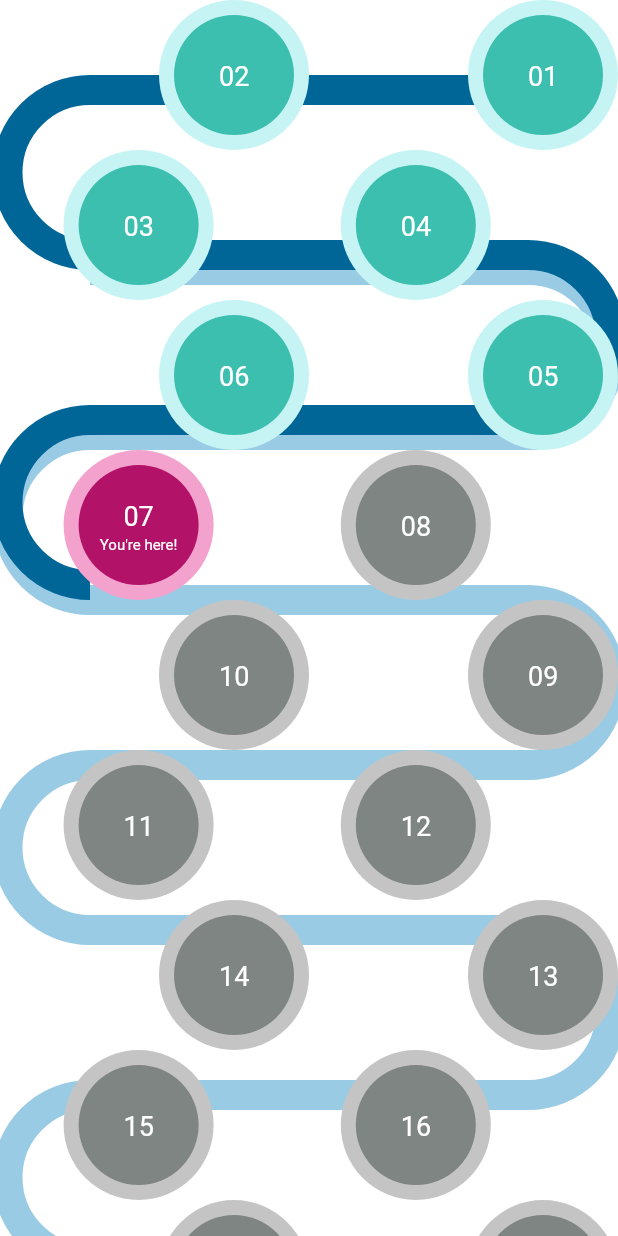
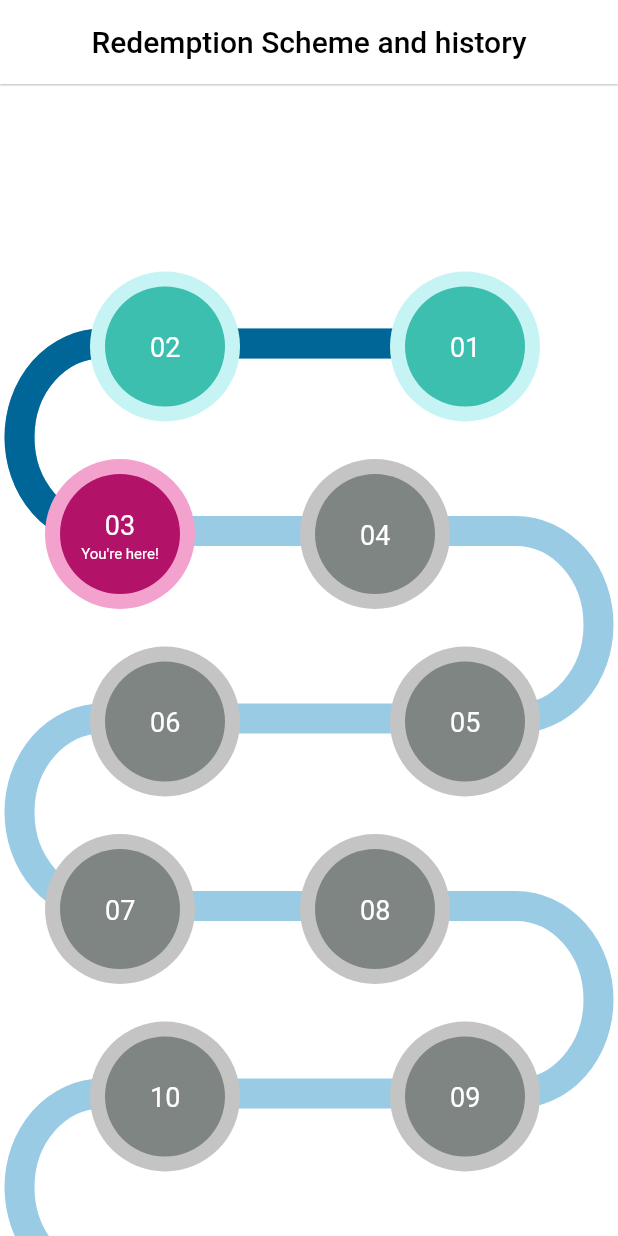
Before and after one commit to Recker4244/SnakeUI, a Flutter app: the screen it shows after launch, on a phone screen of 412 x 824 dp. Run offline on Flutter 3.47's test engine with Material 2 defaults, Android fonts, the phone set to English and light mode, and no system bars; our stand-ins replace flutter_svg; Roboto replaces fonts that are missing (Source Sans Pro).

Commit message:
[ADD] Alignment

```diff
--- a/lib/view/completed_path_painter.dart
+++ b/lib/view/completed_path_painter.dart
@@ -3,7 +3,7 @@ import 'dart:math';
 import 'package:flutter/rendering.dart';
 import 'package:flutter/material.dart';
 class PathOverlayPainter extends CustomPainter {
-  late Color color;
+ late Color color;
   Paint pathPaint() {
     return Paint()
       ..strokeWidth = 20
@@ -12,8 +12,8 @@ class PathOverlayPainter extends CustomPainter {
   }
 
   Path drawCurvePath(int index, Size size) {
-    final indexY = (index * 100 + (index - 1) * 10).toDouble();
-    const curveSize = Size(110, 110);
+    final indexY = index!=0?((index+1) * 125 ).toDouble():125.00;
+    const curveSize = Size(110, 125);
     final lineStartPoint = Offset(60, indexY);
     final lineEndPoint = Offset(size.width - 60, indexY);
 
@@ -27,9 +27,9 @@ class PathOverlayPainter extends CustomPainter {
       )
       ..addArc(
         index.isOdd
-            ? Offset(lineEndPoint.dx - 55, indexY) & curveSize
+            ? Offset(lineEndPoint.dx-55, indexY) & curveSize
             : Offset(lineStartPoint.dx - 55, indexY) & curveSize,
-        (index.isOdd ? -1 : 1) * pi / 2,
+        ((index.isOdd ? -1 : 1) * pi )/ 2,
         pi,
       );
 
@@ -38,7 +38,7 @@ class PathOverlayPainter extends CustomPainter {
 
   @override
   void paint(Canvas canvas, Size size) {
-    for (var i = 0; i < 3; i++) {
+    for (var i = 0; i < 1; i++) {
       final path = drawCurvePath(i, size);
       canvas
         ..drawPath(path, pathPaint())
--- a/lib/view/path.dart
+++ b/lib/view/path.dart
@@ -12,37 +12,27 @@ class SnakePath extends StatefulWidget {
 }
 
 class _SnakePathState extends State<SnakePath> {
-  int n = 10; //number of slabs
+  int n = 5; //number of slabs
   int x = 1;
-  int currentSlab=7;
+  int currentSlab=3;
+   List<Widget> _widgets=[];
   @override
   Widget build(BuildContext context) {
-    x=1;
-    return SafeArea(
-      child: Scaffold(
-        // appBar: AppBar(
-        //   backgroundColor: Colors.white,
-        //   elevation: 0.5,
-        //   centerTitle: true,
-        //   title: Text(
-
-        //     "Redemption Scheme and history",style: TextStyle(color: Colors.black),)),
-        backgroundColor: Colors.white,
-        body: Stack(
-          children: [
-            Padding(
-              padding: const EdgeInsets.only(top: 70),
+    _widgets=[];
+    _widgets.add(Padding(
+                padding: const EdgeInsets.all(8)+EdgeInsets.only(top: 40),
                 child: CustomPaint(
-                child: Container(height: double.infinity,),
+                  child: Container(),
                   foregroundPainter: PathOverlayPainter(),
                   painter: PathPainter(),
                 ),
-            ),
-            ListView.builder(
-                itemCount: n,
-                padding: EdgeInsets.all(0),
-                itemBuilder: (BuildContext context, int index) {
+              ),);
+    x=1;
+
+    for(int index=1;index<=n;index++)
+    {
       if (index % 2 == 0) {
+                    //int tempName = index;
                     int tempName = x;
                     x += 2;
                     var firstSlab;
@@ -55,28 +45,39 @@ class _SnakePathState extends State<SnakePath> {
                       else
                       firstSlab=IncompleteSlab(index: tempName,);
                     }
+                   tempName++;
                     var secondSlab;
-                    if(tempName+1==currentSlab)
-                    secondSlab=CurrentSlab(index: tempName+1,);
+                    if(tempName==currentSlab)
+                    secondSlab=CurrentSlab(index: tempName,);
                     else
                     {
-                      if(tempName+1<currentSlab)
-                      secondSlab=CompletedSlab(index: tempName+1,);
+                      if(tempName<currentSlab)
+                      secondSlab=CompletedSlab(index: tempName,);
                       else
-                      secondSlab=IncompleteSlab(index: tempName+1,);
+                      secondSlab=IncompleteSlab(index: tempName,);
                     }
-                    return Row(
-                      children: [
-                        Spacer(),
-                        secondSlab,
-                        Spacer(),
-                        firstSlab
-                      ],
+
+        _widgets.add(
+
+        Positioned(
+          left: 30,
+          top: index!=0?(index*125).toDouble():100,
+          child: firstSlab)
         );
-                  } else {
+         _widgets.add(
+
+        Positioned(
+          left: 200,
+          top: index!=0?(index*125).toDouble():100,
+          child: secondSlab)
+        );
+    }
+    else
+    {
+      //int tempName = index;
+                    var firstSlab;
                     int tempName = x;
                     x += 2;
-                    var firstSlab;
                     if(tempName==currentSlab)
                     firstSlab=CurrentSlab(index: tempName,);
                     else
@@ -86,34 +87,72 @@ class _SnakePathState extends State<SnakePath> {
                       else
                       firstSlab=IncompleteSlab(index: tempName,);
                     }
+                   tempName++;
                     var secondSlab;
-                    if(tempName+1==currentSlab)
-                    secondSlab=CurrentSlab(index: tempName+1,);
+                    if(tempName==currentSlab)
+                    secondSlab=CurrentSlab(index: tempName,);
                     else
                     {
-                      if(tempName+1<currentSlab)
-                      secondSlab=CompletedSlab(index: tempName+1,);
+                      if(tempName<currentSlab)
+                      secondSlab=CompletedSlab(index: tempName,);
                       else
-                      secondSlab=IncompleteSlab(index: tempName+1,);
+                      secondSlab=IncompleteSlab(index: tempName,);
                     }
-                    return Row(
-                      children: [
-                        Spacer(flex: 1,),
-                        firstSlab,
-                        Spacer(flex: 2,),
-                        secondSlab,
-                        Spacer(flex: 2,)
-                      ],
+
+        _widgets.add(
+
+        Positioned(
+          left: 60,
+          top: index!=0?(index*125).toDouble():100,
+          child: secondSlab)
+        );
+         _widgets.add(
+
+        Positioned(
+          left: 260,
+          top: index!=0?(index*125).toDouble():100,
+          child: firstSlab)
         );
     }
-                }),
-          ],
+    }
+
+    return SafeArea(
+      child: Scaffold(
+        appBar: AppBar(
+          backgroundColor: Colors.white,
+          elevation: 0.5,
+          centerTitle: true,
+          title: Text(
+
+            "Redemption Scheme and history",style: TextStyle(color: Colors.black),)),
+        backgroundColor: Colors.white,
+        body: Container(
+
+          child: SingleChildScrollView(
+            child: AspectRatio(
+              aspectRatio: MediaQuery.of(context).size.aspectRatio,
+
+              child: LayoutBuilder(
+                builder: (BuildContext context, BoxConstraints constraints)
+                {
+                  return Stack(
+                    alignment: AlignmentDirectional.topStart,
+                    children:
+                    _widgets
+
+                  );
+                }
+
+              ),
+            ),
+          ),
         ),
       ),
     );
   }
 
 }
+
 
 class CompletedSlab extends StatelessWidget {
   final int? index;
@@ -126,16 +165,15 @@ class CompletedSlab extends StatelessWidget {
         height: 100,
         decoration: BoxDecoration(),
         child: Stack(children: <Widget>[
-          Positioned(
-              top: 0,
-              left: 0,
-              child: Container(
+          Container(
                   width: 100,
                   height: 100,
                   decoration: BoxDecoration(
                     color: Color.fromRGBO(198, 244, 244, 1),
                     borderRadius: BorderRadius.all(Radius.elliptical(100, 100)),
-                  ))),
+                  )),
+
+
           Positioned(
             top: 10,
             left: 10,
@@ -145,7 +183,8 @@ class CompletedSlab extends StatelessWidget {
                   decoration: BoxDecoration(
                     color: Color.fromRGBO(60, 191, 174, 1),
                     borderRadius: BorderRadius.all(Radius.elliptical(80, 80)),
-                  ))),
+                  )),),
+
           Positioned(
               top: 38,
               left: 40,
--- a/lib/view/path_painter.dart
+++ b/lib/view/path_painter.dart
@@ -12,8 +12,8 @@ class PathPainter extends CustomPainter {
   }
 
   Path drawCurvePath(int index, Size size) {
-    final indexY = (index * 100 + (index) * 10).toDouble();
-    const curveSize = Size(110, 110);
+    final indexY = index!=0?((index+1) * 125 ).toDouble():125.00;
+    const curveSize = Size(110, 125);
     final lineStartPoint = Offset(60, indexY);
     final lineEndPoint = Offset(size.width - 60, indexY);
 
@@ -27,9 +27,9 @@ class PathPainter extends CustomPainter {
       )
       ..addArc(
         index.isOdd
-            ? Offset(lineEndPoint.dx - 55, indexY) & curveSize
+            ? Offset(lineEndPoint.dx-55, indexY) & curveSize
             : Offset(lineStartPoint.dx - 55, indexY) & curveSize,
-        (index.isOdd ? -1 : 1) * pi / 2,
+        ((index.isOdd ? -1 : 1) * pi )/ 2,
         pi,
       );
 
@@ -38,7 +38,7 @@ class PathPainter extends CustomPainter {
 
   @override
   void paint(Canvas canvas, Size size) {
-    for (var i = 1; i <= 7; i++) {
+    for (var i = 0; i <= 7; i++) {
       final path = drawCurvePath(i, size);
       canvas
         ..drawPath(path, pathPaint())
```
Also changed, not shown: .mockeend.json (added). Lines whose indentation alone changed are shown as unchanged.
